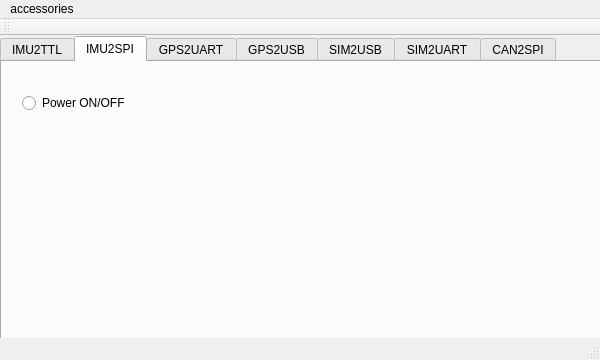
Old version of the form mainwindow.ui in the repository milad6506/RPIOTester.
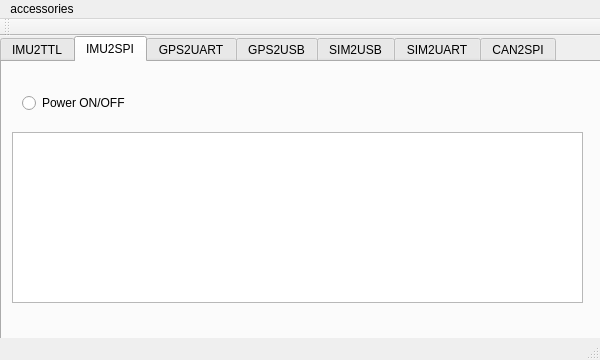
New version of the form. The open tabs and pages were chosen to show the change.

What changed in the file:
```diff
--- a/mainwindow.ui
+++ b/mainwindow.ui
@@ -81,6 +81,16 @@
        <string>Power ON/OFF</string>
       </property>
      </widget>
+     <widget class="QTextBrowser" name="IMUSPITextOut">
+      <property name="geometry">
+       <rect>
+        <x>10</x>
+        <y>70</y>
+        <width>571</width>
+        <height>171</height>
+       </rect>
+      </property>
+     </widget>
     </widget>
     <widget class="QWidget" name="GPS2UART">
      <attribute name="title">
```
Left out of the diff: 4 changed lines with no effect on the pictures.
